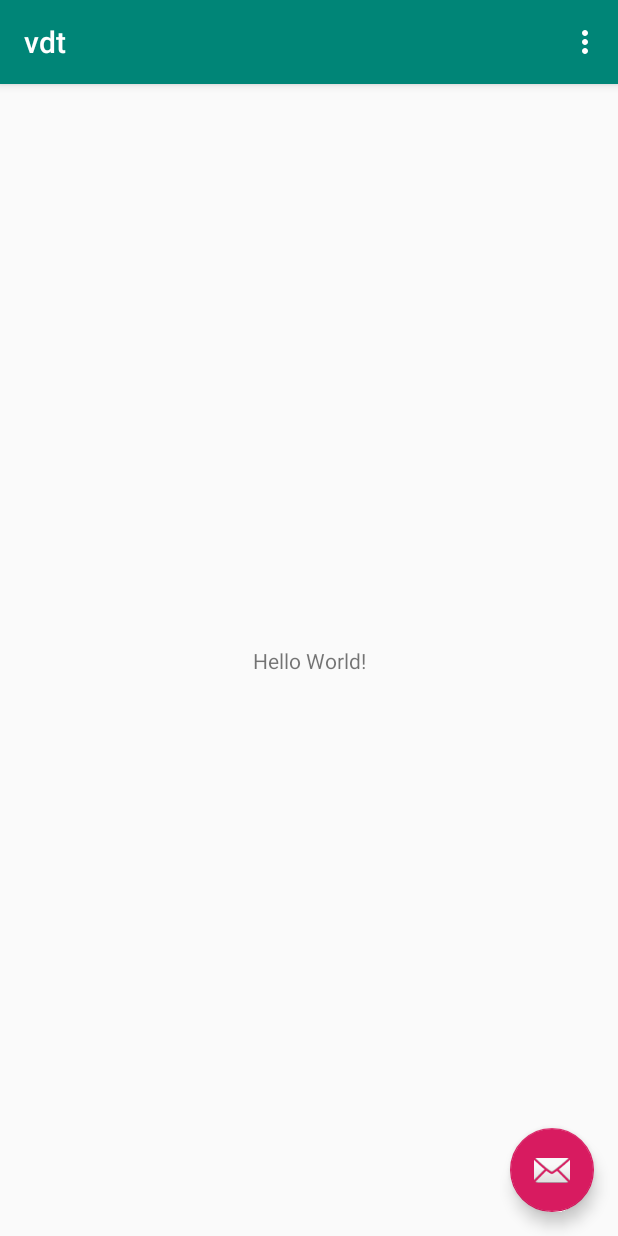
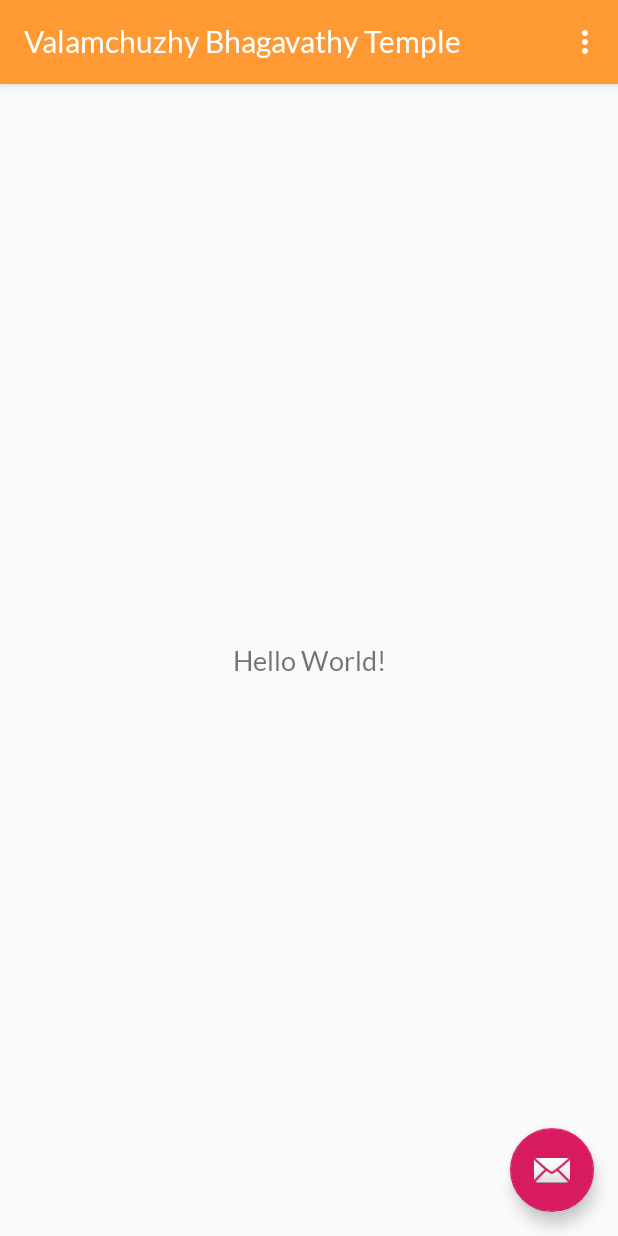
Before and after one commit to devMeadow/vdt_app, an Android app: the screen it shows after launch (MainActivity), on a phone screen of 412 x 824 dp. Run offline under Robolectric (Android 15) with nearby library versions, the phone set to English and light mode, and no system bars.

Commit message:
added fonts

```diff
--- a/app/src/main/res/layout/activity_main.xml
+++ b/app/src/main/res/layout/activity_main.xml
@@ -13,6 +13,7 @@
         android:theme="@style/AppTheme.AppBarOverlay">
 
         <android.support.v7.widget.Toolbar
+            app:title="@string/app_name"
             android:id="@+id/toolbar"
             android:layout_width="match_parent"
             android:layout_height="?attr/actionBarSize"
--- a/app/src/main/res/layout/content_main.xml
+++ b/app/src/main/res/layout/content_main.xml
@@ -13,6 +13,8 @@
         android:layout_width="wrap_content"
         android:layout_height="wrap_content"
         android:text="Hello World!"
+        android:textSize="@dimen/font_18"
+        android:fontFamily="@font/lato_regular"
         app:layout_constraintBottom_toBottomOf="parent"
         app:layout_constraintLeft_toLeftOf="parent"
         app:layout_constraintRight_toRightOf="parent"
--- a/app/src/main/res/values/colors.xml
+++ b/app/src/main/res/values/colors.xml
@@ -1,6 +1,6 @@
 <?xml version="1.0" encoding="utf-8"?>
 <resources>
-    <color name="colorPrimary">#008577</color>
-    <color name="colorPrimaryDark">#00574B</color>
+    <color name="colorPrimary">#ff9933</color>
+    <color name="colorPrimaryDark">#ff9933</color>
     <color name="colorAccent">#D81B60</color>
 </resources>
--- a/app/src/main/res/values/strings.xml
+++ b/app/src/main/res/values/strings.xml
@@ -1,4 +1,4 @@
 <resources>
-    <string name="app_name">vdt</string>
+    <string name="app_name">Valamchuzhy Bhagavathy Temple</string>
     <string name="action_settings">Settings</string>
 </resources>
--- a/app/src/main/res/values/styles.xml
+++ b/app/src/main/res/values/styles.xml
@@ -10,8 +10,11 @@
     <style name="AppTheme.NoActionBar">
         <item name="windowActionBar">false</item>
         <item name="windowNoTitle">true</item>
+        <item name="android:fontFamily">@font/lato_regular</item>
     </style>
     <style name="AppTheme.AppBarOverlay" parent="ThemeOverlay.AppCompat.Dark.ActionBar" />
-    <style name="AppTheme.PopupOverlay" parent="ThemeOverlay.AppCompat.Light" />
+    <style name="AppTheme.PopupOverlay" parent="ThemeOverlay.AppCompat.Light" >
+        <item name="android:fontFamily">@font/lato_regular</item>
+    </style>
 
 </resources>
```
Also changed, not shown: app/src/main/res/values/dimens.xml (+17 -0 lines), app/src/main/res/font/lato_black.ttf (added), app/src/main/res/font/lato_blackitalic.ttf (added), app/src/main/res/font/lato_bold.ttf (added), app/src/main/res/font/lato_bolditalic.ttf (added), app/src/main/res/font/lato_hairline.ttf (added), app/src/main/res/font/lato_hairlineitalic.ttf (added), app/src/main/res/font/lato_italic.ttf (added), app/src/main/res/font/lato_light.ttf (added), app/src/main/res/font/lato_lightitalic.ttf (added), app/src/main/res/font/lato_regular.ttf (added).
